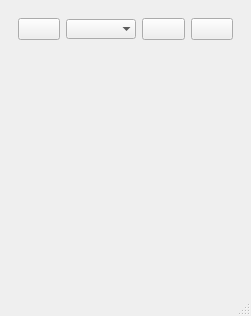
First picture: the form in GUI/mainwindow.ui, repository igorf7/OWController, before the edit.
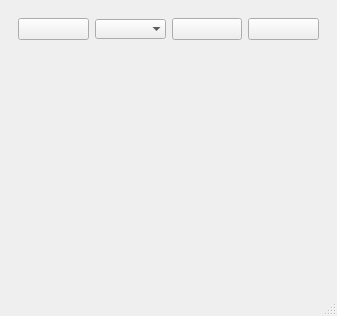
Second picture: the form after the edit. Icons and pictures are not drawn.

```diff
--- a/GUI/mainwindow.ui
+++ b/GUI/mainwindow.ui
@@ -9,7 +9,7 @@
    <rect>
     <x>0</x>
     <y>0</y>
-    <width>251</width>
+    <width>337</width>
     <height>316</height>
    </rect>
   </property>
@@ -167,8 +167,8 @@
         <rect>
          <x>0</x>
          <y>0</y>
-         <width>233</width>
-         <height>207</height>
+         <width>313</width>
+         <height>169</height>
         </rect>
        </property>
       </widget>
```
Left out of the diff: 29 changed lines with no effect on the pictures.
